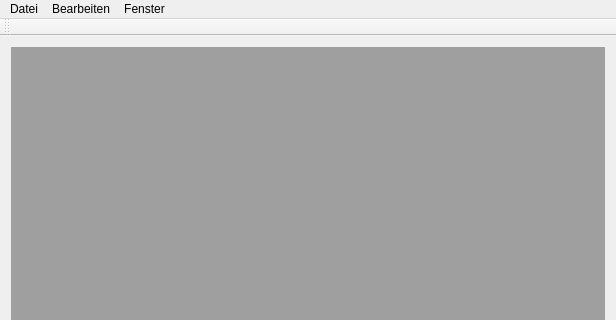
GromeTT/KinectTracker, file KinectTracker/MainWindow.ui: the form before one commit; both pictures show x 0 to 616 and y 0 to 320 of the 616 by 496 pixel window.
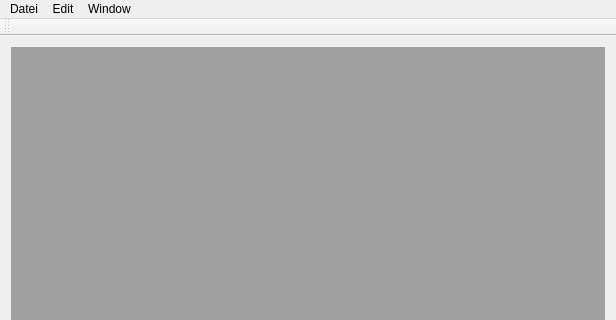
The form after the commit.

What changed in the file:
```diff
--- a/KinectTracker/MainWindow.ui
+++ b/KinectTracker/MainWindow.ui
@@ -37,16 +37,16 @@
     <addaction name="separator"/>
     <addaction name="actionQuit"/>
    </widget>
-   <widget class="QMenu" name="menuFenster">
+   <widget class="QMenu" name="windowMenu">
     <property name="title">
-     <string>Fenster</string>
+     <string>Window</string>
     </property>
     <addaction name="actionRGBViewer"/>
     <addaction name="actionOpenGLRender"/>
    </widget>
-   <widget class="QMenu" name="menuBearbeiten">
+   <widget class="QMenu" name="editMenu">
     <property name="title">
-     <string>Bearbeiten</string>
+     <string>Edit</string>
     </property>
     <addaction name="actionBackground_Subtraction"/>
     <addaction name="separator"/>
@@ -57,8 +57,8 @@
     <addaction name="actionKeep_depth_up_to_date"/>
    </widget>
    <addaction name="menuDatei"/>
-   <addaction name="menuBearbeiten"/>
-   <addaction name="menuFenster"/>
+   <addaction name="editMenu"/>
+   <addaction name="windowMenu"/>
   </widget>
   <widget class="QToolBar" name="mainToolBar">
    <attribute name="toolBarArea">
```
Left out of the diff: 4 changed lines with no effect on the pictures.
